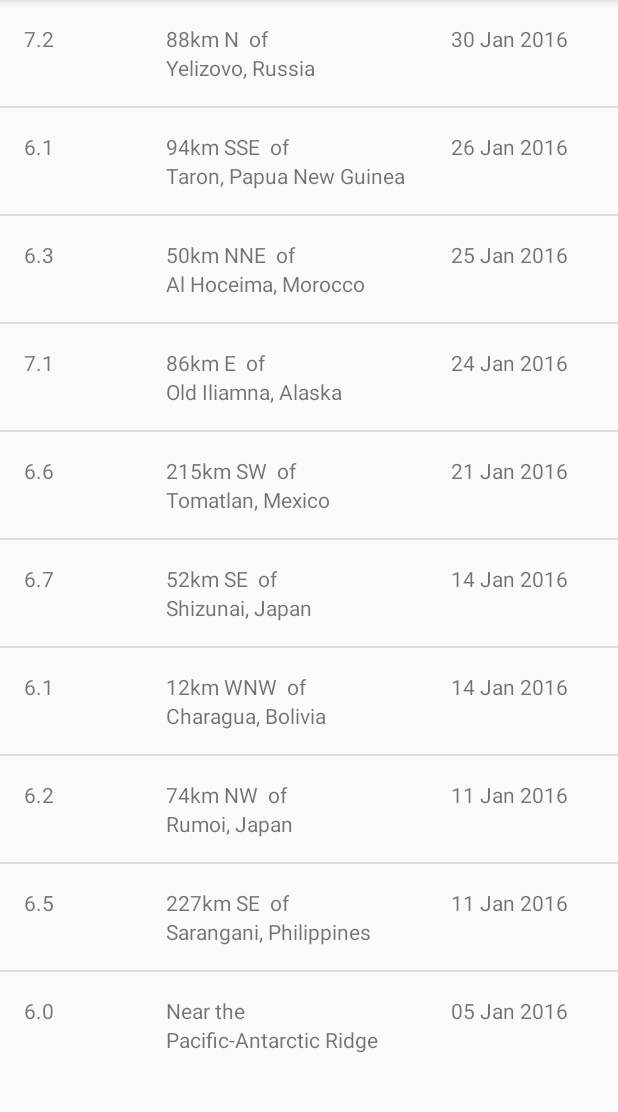
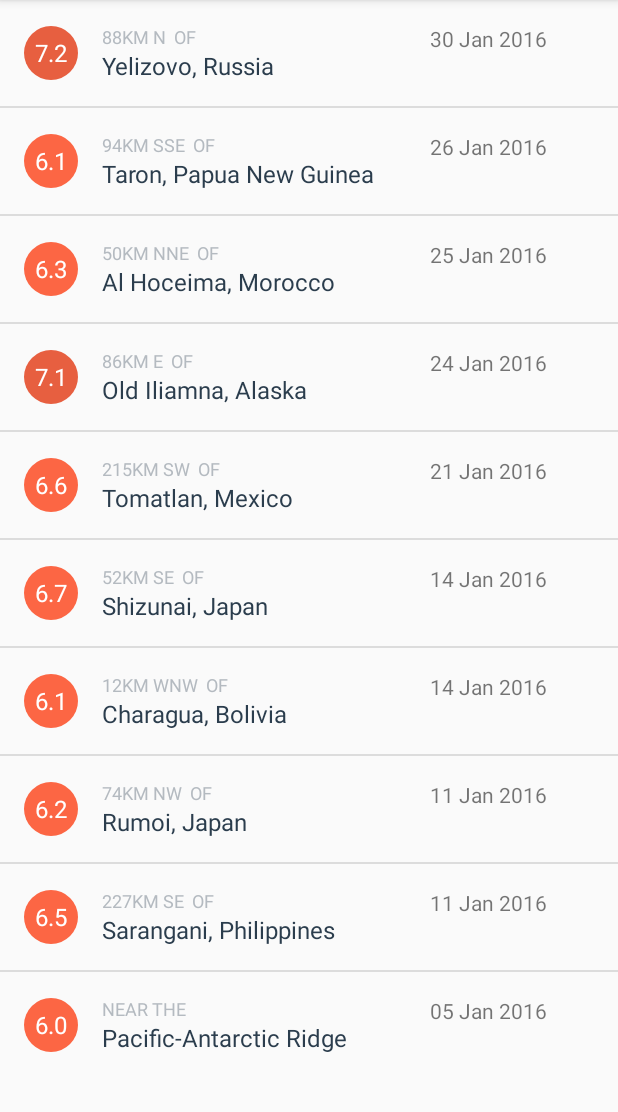
Before and after one commit to asariakevin/Quake-Report-App, an Android app: the screen it shows after launch (MainActivity), on a phone screen of 412 x 824 dp, the part 84-1196 px from its top. Run offline under Robolectric (Android 15) with nearby library versions, the phone set to English and light mode, and no system bars.

Commit message:
added drawable circle to magnitude

```diff
--- a/app/src/main/java/com/example/quakeapp/EarthquakeAdapter.java
+++ b/app/src/main/java/com/example/quakeapp/EarthquakeAdapter.java
@@ -1,8 +1,10 @@
 package com.example.quakeapp;
 
+import android.graphics.drawable.GradientDrawable;
 import android.content.Context;
 import android.support.annotation.NonNull;
 import android.support.annotation.Nullable;
+import android.support.v4.content.ContextCompat;
 import android.view.LayoutInflater;
 import android.view.View;
 import android.view.ViewGroup;
@@ -32,8 +34,24 @@ public class EarthquakeAdapter extends ArrayAdapter<Earthquake> {
 
         Earthquake currentEarthQuake = getItem(position);
 
+
+
         TextView magnitudeTextView = (TextView) listItemView.findViewById(R.id.magnitude);
         magnitudeTextView.setText(currentEarthQuake.getMagnitude());
+
+        // Set the proper background color on the magnitude circle.
+        // Fetch the background from the TextView, which is a GradientDrawable.
+        GradientDrawable magnitudeCircle = (GradientDrawable) magnitudeTextView.getBackground();
+
+        // Get the appropriate background color based on the current earthquake magnitude
+        int magnitudeColor = getMagnitudeColor(Double.parseDouble(currentEarthQuake.getMagnitude()));
+
+        // Set the color on the magnitude circle
+        magnitudeCircle.setColor(magnitudeColor);
+
+
+
+
 
         TextView distanceTextView = (TextView) listItemView.findViewById(R.id.distance);
         distanceTextView.setText(currentEarthQuake.getDistance());
@@ -47,4 +65,45 @@ public class EarthquakeAdapter extends ArrayAdapter<Earthquake> {
         return listItemView;
 
     }
+
+    private int getMagnitudeColor(double magnitude) {
+        int magnitudeColorResourceId;
+
+        int magnitudeFloor = (int) Math.floor(magnitude);
+
+        switch (magnitudeFloor) {
+            case 0:
+            case 1:
+                magnitudeColorResourceId = R.color.magnitude1;
+                break;
+            case 2:
+                magnitudeColorResourceId = R.color.magnitude2;
+                break;
+            case 3:
+                magnitudeColorResourceId = R.color.magnitude3;
+                break;
+            case 4:
+                magnitudeColorResourceId = R.color.magnitude4;
+                break;
+            case 5:
+                magnitudeColorResourceId = R.color.magnitude5;
+                break;
+            case 6:
+                magnitudeColorResourceId = R.color.magnitude6;
+                break;
+            case 7:
+                magnitudeColorResourceId = R.color.magnitude7;
+                break;
+            case 8:
+                magnitudeColorResourceId = R.color.magnitude8;
+                break;
+            case 9:
+                magnitudeColorResourceId = R.color.magnitude9;
+                break;
+            default:
+                magnitudeColorResourceId = R.color.magnitude10plus;
+                break;
+        }
+        return ContextCompat.getColor(getContext(), magnitudeColorResourceId);
+    }
 }
--- /dev/null
+++ b/app/src/main/res/drawable/magnitude_circle.xml
@@ -0,0 +1,12 @@
+<?xml version="1.0" encoding="utf-8"?>
+
+
+    <!-- Background circle for the magnitude value -->
+    <shape xmlns:android="http://schemas.android.com/apk/res/android"
+        android:shape="oval">
+        <solid android:color="@color/magnitude1" />
+        <size
+            android:width="36dp"
+            android:height="36dp" />
+        <corners android:radius="18dp" />
+    </shape>
--- a/app/src/main/res/layout/earthquake_list_item.xml
+++ b/app/src/main/res/layout/earthquake_list_item.xml
@@ -9,11 +9,16 @@
 
     <TextView
         android:id="@+id/magnitude"
-        android:layout_width="0dp"
-        android:layout_height="wrap_content"
-        android:layout_weight="1"
+        android:layout_width="36dp"
+        android:layout_height="36dp"
+        android:layout_gravity="center_vertical"
+        android:background="@drawable/magnitude_circle"
+        android:gravity="center"
+        android:textColor="@android:color/white"
+        android:textSize="16sp"
         tools:text="3.1" />
 <LinearLayout
+    android:layout_marginLeft="16dp"
     android:layout_width="0dp"
     android:layout_height="wrap_content"
     android:orientation="vertical"
@@ -21,9 +26,14 @@
 
     <TextView
         android:id="@+id/distance"
+
         android:layout_width="match_parent"
         android:layout_height="0dp"
         android:layout_weight="1"
+        android:maxLines="1"
+        android:textAllCaps="true"
+        android:textColor="@color/textColorEarthquakeDetails"
+        android:textSize="12sp"
         tools:text="kenya" />
 
     <TextView
@@ -31,6 +41,11 @@
         android:layout_width="match_parent"
         android:layout_height="0dp"
         android:layout_weight="1"
+        android:ellipsize="end"
+        android:maxLines="2"
+        android:textColor="@color/textColorEarthquakeLocation"
+        android:textSize="16sp"
+
         tools:text="kenya" />
 
 </LinearLayout>
--- a/app/src/main/res/values/colors.xml
+++ b/app/src/main/res/values/colors.xml
@@ -3,4 +3,40 @@
     <color name="colorPrimary">#008577</color>
     <color name="colorPrimaryDark">#00574B</color>
     <color name="colorAccent">#D81B60</color>
+
+    <!-- Color for an earthquake with magnitude 0 and 2 -->
+    <color name="magnitude1">#4A7BA7</color>
+
+    <!-- Magnitude circle color for an earthquake with magnitude between 2 and 3 -->
+    <color name="magnitude2">#04B4B3</color>
+
+    <!-- Magnitude circle color for an earthquake with magnitude between 3 and 4 -->
+    <color name="magnitude3">#10CAC9</color>
+
+    <!-- Magnitude circle color for an earthquake with magnitude between 4 and 5 -->
+    <color name="magnitude4">#F5A623</color>
+
+    <!-- Magnitude circle color for an earthquake with magnitude between 5 and 6 -->
+    <color name="magnitude5">#FF7D50</color>
+
+    <!-- Magnitude circle color for an earthquake with magnitude between 6 and 7 -->
+    <color name="magnitude6">#FC6644</color>
+
+    <!-- Magnitude circle color for an earthquake with magnitude between 7 and 8 -->
+    <color name="magnitude7">#E75F40</color>
+
+    <!-- Magnitude circle color for an earthquake with magnitude between 8 and 9 -->
+    <color name="magnitude8">#E13A20</color>
+
+    <!-- Magnitude circle color for an earthquake with magnitude between 9 and 10 -->
+    <color name="magnitude9">#D93218</color>
+
+    <!-- Magnitude circle color for an earthquake with magnitude over 10 -->
+    <color name="magnitude10plus">#C03823</color>
+
+    <!-- Text color for the details of the earthquake in the list item -->
+    <color name="textColorEarthquakeDetails">#B4BAC0</color>
+
+    <!-- Text color for the primary location of the earthquake in the list item -->
+    <color name="textColorEarthquakeLocation">#2B3D4D</color>
 </resources>
```
